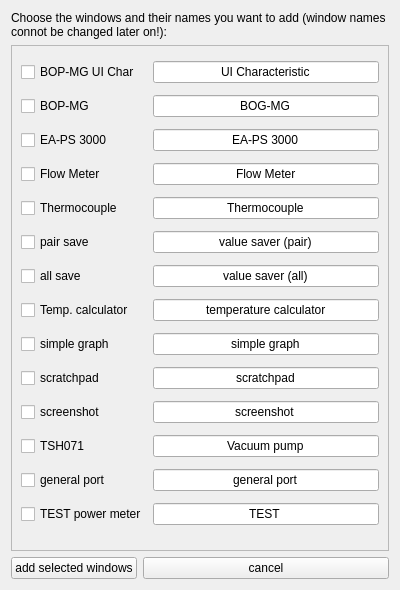
Qt form windowadderwindow.ui (bchjoerni/mlab) before a commit.
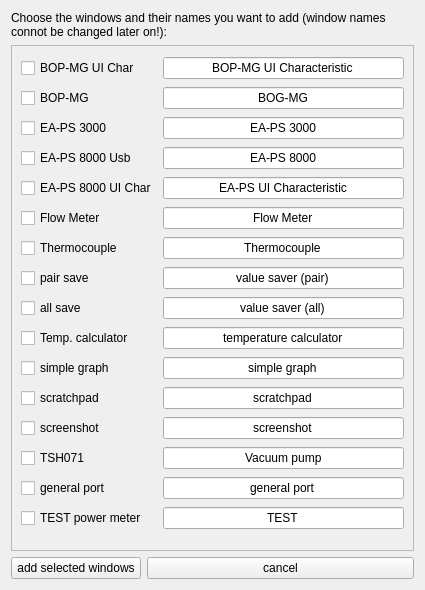
The same form after that commit.

What changed in the file:
```diff
--- a/windowadderwindow.ui
+++ b/windowadderwindow.ui
@@ -6,7 +6,7 @@
    <rect>
     <x>0</x>
     <y>0</y>
-    <width>400</width>
+    <width>425</width>
     <height>590</height>
    </rect>
   </property>
@@ -24,11 +24,18 @@
        <rect>
         <x>0</x>
         <y>0</y>
-        <width>367</width>
-        <height>530</height>
+        <width>392</width>
+        <height>604</height>
        </rect>
       </property>
       <layout class="QGridLayout" name="gridLayout_2">
+       <item row="3" column="0">
+        <widget class="QCheckBox" name="chb_eaps8000Usb">
+         <property name="text">
+          <string>EA-PS 8000 Usb</string>
+         </property>
+        </widget>
+       </item>
        <item row="0" column="0">
         <widget class="QCheckBox" name="chb_bopmgUiChar">
          <property name="text">
@@ -39,7 +46,7 @@
        <item row="0" column="1">
         <widget class="QLineEdit" name="txt_bopmgUIChar">
          <property name="text">
-          <string>UI Characteristic</string>
+          <string>BOP-MG UI Characteristic</string>
          </property>
          <property name="alignment">
           <set>Qt::AlignCenter</set>
@@ -70,109 +77,99 @@
          </property>
         </widget>
        </item>
-       <item row="2" column="1">
-        <widget class="QLineEdit" name="txt_eaps">
-         <property name="text">
-          <string>EA-PS 3000</string>
-         </property>
-         <property name="alignment">
-          <set>Qt::AlignCenter</set>
-         </property>
-        </widget>
-       </item>
-       <item row="3" column="0">
+       <item row="5" column="0">
         <widget class="QCheckBox" name="chb_flowMeter">
          <property name="text">
           <string>Flow Meter</string>
          </property>
         </widget>
        </item>
-       <item row="3" column="1">
-        <widget class="QLineEdit" name="txt_flowMeter">
+       <item row="2" column="1">
+        <widget class="QLineEdit" name="txt_eaps3000">
          <property name="text">
-          <string>Flow Meter</string>
+          <string>EA-PS 3000</string>
          </property>
          <property name="alignment">
           <set>Qt::AlignCenter</set>
          </property>
         </widget>
        </item>
-       <item row="4" column="0">
+       <item row="6" column="0">
         <widget class="QCheckBox" name="chb_thermocouple">
          <property name="text">
           <string>Thermocouple</string>
          </property>
         </widget>
        </item>
-       <item row="4" column="1">
-        <widget class="QLineEdit" name="txt_thermocouple">
+       <item row="5" column="1">
+        <widget class="QLineEdit" name="txt_flowMeter">
          <property name="text">
-          <string>Thermocouple</string>
+          <string>Flow Meter</string>
          </property>
          <property name="alignment">
           <set>Qt::AlignCenter</set>
          </property>
         </widget>
        </item>
-       <item row="5" column="0">
+       <item row="7" column="0">
         <widget class="QCheckBox" name="chb_pairSave">
          <property name="text">
           <string>pair save</string>
          </property>
         </widget>
        </item>
-       <item row="5" column="1">
-        <widget class="QLineEdit" name="txt_pairSave">
+       <item row="6" column="1">
+        <widget class="QLineEdit" name="txt_thermocouple">
          <property name="text">
-          <string>value saver (pair)</string>
+          <string>Thermocouple</string>
          </property>
          <property name="alignment">
           <set>Qt::AlignCenter</set>
          </property>
         </widget>
        </item>
-       <item row="6" column="0">
+       <item row="8" column="0">
         <widget class="QCheckBox" name="chb_allSave">
          <property name="text">
           <string>all save</string>
          </property>
         </widget>
        </item>
-       <item row="6" column="1">
-        <widget class="QLineEdit" name="txt_allSave">
+       <item row="7" column="1">
+        <widget class="QLineEdit" name="txt_pairSave">
          <property name="text">
-          <string>value saver (all)</string>
+          <string>value saver (pair)</string>
          </property>
          <property name="alignment">
           <set>Qt::AlignCenter</set>
          </property>
         </widget>
        </item>
-       <item row="7" column="0">
+       <item row="9" column="0">
         <widget class="QCheckBox" name="chb_calcTemperature">
          <property name="text">
           <string>Temp. calculator</string>
          </property>
         </widget>
        </item>
-       <item row="7" column="1">
-        <widget class="QLineEdit" name="txt_calcTemperature">
-         <property name="text">
-          <string>temperature calculator</string>
-         </property>
-         <property name="alignment">
-          <set>Qt::AlignCenter</set>
-         </property>
-        </widget>
-       </item>
-       <item row="8" column="0">
-        <widget class="QCheckBox" name="chb_simpleGraph">
-         <property name="text">
-          <string>simple graph</string>
-         </property>
-        </widget>
-       </item>
        <item row="8" column="1">
+        <widget class="QLineEdit" name="txt_allSave">
+         <property name="text">
+          <string>value saver (all)</string>
+         </property>
+         <property name="alignment">
+          <set>Qt::AlignCenter</set>
+         </property>
+        </widget>
+       </item>
+       <item row="10" column="0">
+        <widget class="QCheckBox" name="chb_simpleGraph">
+         <property name="text">
+          <string>simple graph</string>
+         </property>
+        </widget>
+       </item>
+       <item row="10" column="1">
         <widget class="QLineEdit" name="txt_simpleGraph">
          <property name="text">
           <string>simple graph</string>
@@ -182,14 +179,24 @@
          </property>
         </widget>
        </item>
-       <item row="9" column="0">
-        <widget class="QCheckBox" name="chb_scratchpad">
-         <property name="text">
-          <string>scratchpad</string>
-         </property>
-        </widget>
-       </item>
        <item row="9" column="1">
+        <widget class="QLineEdit" name="txt_calcTemperature">
+         <property name="text">
+          <string>temperature calculator</string>
+         </property>
+         <property name="alignment">
+          <set>Qt::AlignCenter</set>
+         </property>
+        </widget>
+       </item>
+       <item row="11" column="0">
+        <widget class="QCheckBox" name="chb_scratchpad">
+         <property name="text">
+          <string>scratchpad</string>
+         </property>
+        </widget>
+       </item>
+       <item row="11" column="1">
         <widget class="QLineEdit" name="txt_scratchpad">
          <property name="text">
           <string>scratchpad</string>
@@ -199,48 +206,38 @@
          </property>
         </widget>
        </item>
-       <item row="10" column="0">
+       <item row="12" column="0">
         <widget class="QCheckBox" name="chb_screenshot">
          <property name="text">
           <string>screenshot</string>
          </property>
         </widget>
        </item>
-       <item row="10" column="1">
-        <widget class="QLineEdit" name="txt_screenshot">
-         <property name="text">
-          <string>screenshot</string>
-         </property>
-         <property name="alignment">
-          <set>Qt::AlignCenter</set>
-         </property>
-        </widget>
-       </item>
-       <item row="11" column="0">
+       <item row="13" column="0">
         <widget class="QCheckBox" name="chb_tsh071">
          <property name="text">
           <string>TSH071</string>
          </property>
         </widget>
        </item>
-       <item row="11" column="1">
-        <widget class="QLineEdit" name="txt_tsh071">
-         <property name="text">
-          <string>Vacuum pump</string>
-         </property>
-         <property name="alignment">
-          <set>Qt::AlignCenter</set>
-         </property>
-        </widget>
-       </item>
-       <item row="12" column="0">
-        <widget class="QCheckBox" name="chb_generalPort">
-         <property name="text">
-          <string>general port</string>
-         </property>
-        </widget>
-       </item>
        <item row="12" column="1">
+        <widget class="QLineEdit" name="txt_screenshot">
+         <property name="text">
+          <string>screenshot</string>
+         </property>
+         <property name="alignment">
+          <set>Qt::AlignCenter</set>
+         </property>
+        </widget>
+       </item>
+       <item row="14" column="0">
+        <widget class="QCheckBox" name="chb_generalPort">
+         <property name="text">
+          <string>general port</string>
+         </property>
+        </widget>
+       </item>
+       <item row="14" column="1">
         <widget class="QLineEdit" name="txt_generalPort">
          <property name="text">
           <string>general port</string>
@@ -250,14 +247,24 @@
          </property>
         </widget>
        </item>
-       <item row="13" column="0">
+       <item row="13" column="1">
+        <widget class="QLineEdit" name="txt_tsh071">
+         <property name="text">
+          <string>Vacuum pump</string>
+         </property>
+         <property name="alignment">
+          <set>Qt::AlignCenter</set>
+         </property>
+        </widget>
+       </item>
+       <item row="15" column="0">
         <widget class="QCheckBox" name="chb_powerMeterTest">
          <property name="text">
           <string>TEST power meter</string>
          </property>
         </widget>
        </item>
-       <item row="13" column="1">
+       <item row="15" column="1">
         <widget class="QLineEdit" name="txt_test">
          <property name="text">
           <string>TEST</string>
@@ -267,6 +274,33 @@
          </property>
         </widget>
        </item>
+       <item row="4" column="0">
+        <widget class="QCheckBox" name="chb_eaps8000UsbUIChar">
+         <property name="text">
+          <string>EA-PS 8000 UI Char</string>
+         </property>
+        </widget>
+       </item>
+       <item row="3" column="1">
+        <widget class="QLineEdit" name="txt_eaps8000Usb">
+         <property name="text">
+          <string>EA-PS 8000</string>
+         </property>
+         <property name="alignment">
+          <set>Qt::AlignCenter</set>
+         </property>
+        </widget>
+       </item>
+       <item row="4" column="1">
+        <widget class="QLineEdit" name="txt_eaps8000UsbUIChar">
+         <property name="text">
+          <string>EA-PS UI Characteristic</string>
+         </property>
+         <property name="alignment">
+          <set>Qt::AlignCenter</set>
+         </property>
+        </widget>
+       </item>
       </layout>
      </widget>
     </widget>
```
Left out of the diff: 2 changed lines with no effect on the pictures.
